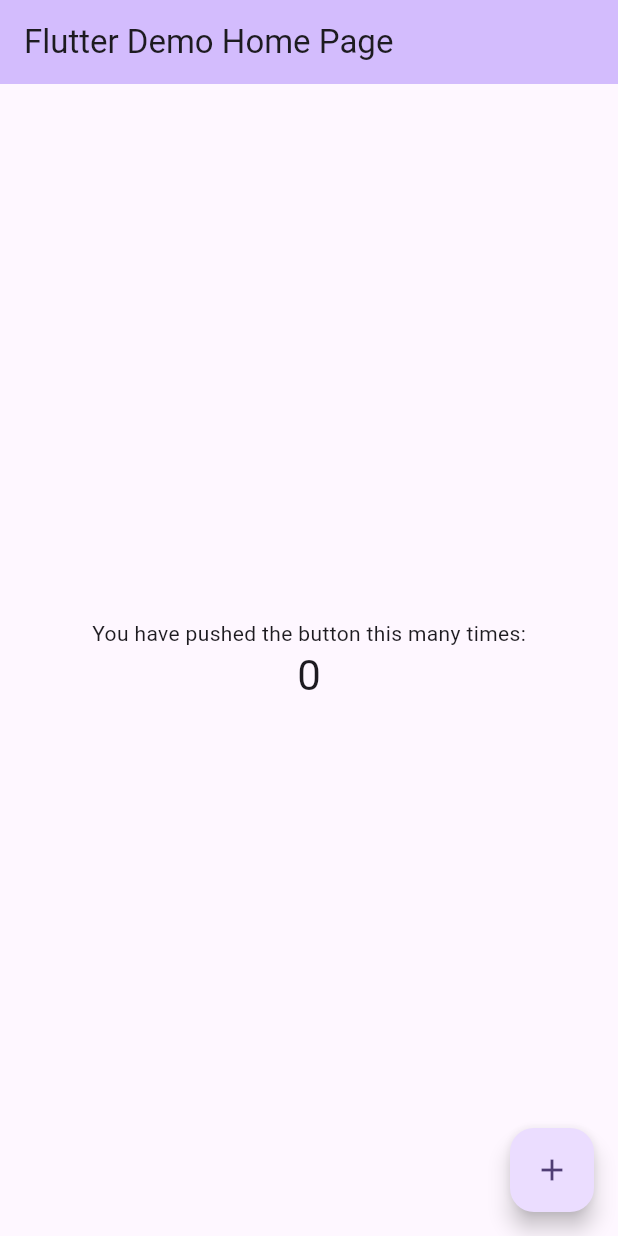
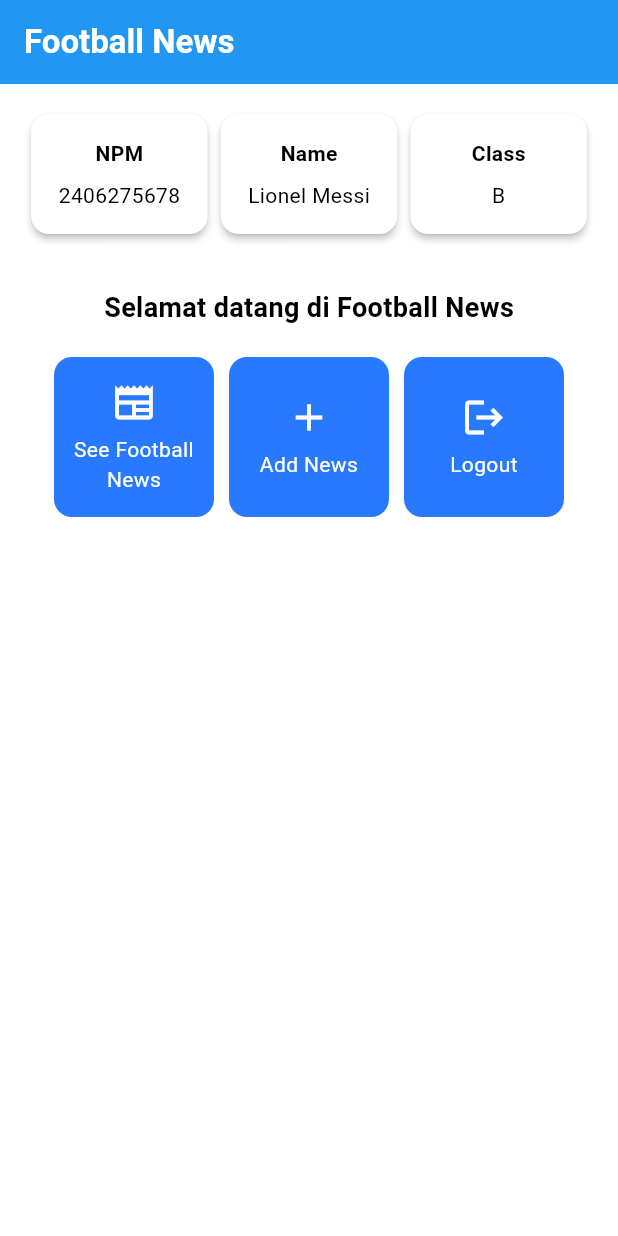
Before and after one commit to IkanBerkepalaLele/foootball-news-mobile, a Flutter app: the screen it shows after launch, on a phone screen of 412 x 824 dp. Run offline on Flutter 3.47's test engine with Material 3 defaults, Android fonts, the phone set to English and light mode, and no system bars.

Commit message:
Tutorial 6

```diff
--- a/lib/main.dart
+++ b/lib/main.dart
@@ -1,4 +1,5 @@
 import 'package:flutter/material.dart';
+import 'package:foootball_news/menu.dart';
 
 void main() {
   runApp(const MyApp());
@@ -27,96 +28,11 @@
         // restart instead.
         //
         // This works for code too, not just values: Most code changes can be
-        // tested with just a hot reload.
-        colorScheme: ColorScheme.fromSeed(seedColor: Colors.deepPurple),
+        // tested with just a hot reload.\
+        colorScheme: ColorScheme.fromSwatch(primarySwatch: Colors.blue)
+       .copyWith(secondary: Colors.blueAccent[400]),
       ),
-      home: const MyHomePage(title: 'Flutter Demo Home Page'),
+      home: MyHomePage(),
     );
   }
 }
-
-class MyHomePage extends StatefulWidget {
-  const MyHomePage({super.key, required this.title});
-
-  // This widget is the home page of your application. It is stateful, meaning
-  // that it has a State object (defined below) that contains fields that affect
-  // how it looks.
-
-  // This class is the configuration for the state. It holds the values (in this
-  // case the title) provided by the parent (in this case the App widget) and
-  // used by the build method of the State. Fields in a Widget subclass are
-  // always marked "final".
-
-  final String title;
-
-  @override
-  State<MyHomePage> createState() => _MyHomePageState();
-}
-
-class _MyHomePageState extends State<MyHomePage> {
-  int _counter = 0;
-
-  void _incrementCounter() {
-    setState(() {
-      // This call to setState tells the Flutter framework that something has
-      // changed in this State, which causes it to rerun the build method below
-      // so that the display can reflect the updated values. If we changed
-      // _counter without calling setState(), then the build method would not be
-      // called again, and so nothing would appear to happen.
-      _counter++;
-    });
-  }
-
-  @override
-  Widget build(BuildContext context) {
-    // This method is rerun every time setState is called, for instance as done
-    // by the _incrementCounter method above.
-    //
-    // The Flutter framework has been optimized to make rerunning build methods
-    // fast, so that you can just rebuild anything that needs updating rather
-    // than having to individually change instances of widgets.
-    return Scaffold(
-      appBar: AppBar(
-        // TRY THIS: Try changing the color here to a specific color (to
-        // Colors.amber, perhaps?) and trigger a hot reload to see the AppBar
-        // change color while the other colors stay the same.
-        backgroundColor: Theme.of(context).colorScheme.inversePrimary,
-        // Here we take the value from the MyHomePage object that was created by
-        // the App.build method, and use it to set our appbar title.
-        title: Text(widget.title),
-      ),
-      body: Center(
-        // Center is a layout widget. It takes a single child and positions it
-        // in the middle of the parent.
-        child: Column(
-          // Column is also a layout widget. It takes a list of children and
-          // arranges them vertically. By default, it sizes itself to fit its
-          // children horizontally, and tries to be as tall as its parent.
-          //
-          // Column has various properties to control how it sizes itself and
-          // how it positions its children. Here we use mainAxisAlignment to
-          // center the children vertically; the main axis here is the vertical
-          // axis because Columns are vertical (the cross axis would be
-          // horizontal).
-          //
-          // TRY THIS: Invoke "debug painting" (choose the "Toggle Debug Paint"
-          // action in the IDE, or press "p" in the console), to see the
-          // wireframe for each widget.
-          mainAxisAlignment: MainAxisAlignment.center,
-          children: <Widget>[
-            const Text('You have pushed the button this many times:'),
-            Text(
-              '$_counter',
-              style: Theme.of(context).textTheme.headlineMedium,
-            ),
-          ],
-        ),
-      ),
-      floatingActionButton: FloatingActionButton(
-        onPressed: _incrementCounter,
-        tooltip: 'Increment',
-        child: const Icon(Icons.add),
-      ), // This trailing comma makes auto-formatting nicer for build methods.
-    );
-  }
-}
--- /dev/null
+++ b/lib/menu.dart
@@ -0,0 +1,187 @@
+import 'package:flutter/material.dart';
+
+class MyHomePage extends StatelessWidget {
+    MyHomePage({super.key});
+
+    final String nama = "Lionel Messi"; //nama
+    final String npm = "2406275678" ;//npm
+    final String kelas = "B"; //kelas
+
+    final List<ItemHomepage> items = [
+    ItemHomepage("See Football News", Icons.newspaper),
+    ItemHomepage("Add News", Icons.add),
+    ItemHomepage("Logout", Icons.logout),
+  ];
+
+    @override
+    Widget build(BuildContext context) {
+            return Scaffold(
+      // AppBar adalah bagian atas halaman yang menampilkan judul.
+      appBar: AppBar(
+        // Judul aplikasi "Football News" dengan teks putih dan tebal.
+        title: const Text(
+          'Football News',
+          style: TextStyle(
+            color: Colors.white,
+            fontWeight: FontWeight.bold,
+          ),
+        ),
+        // Warna latar belakang AppBar diambil dari skema warna tema aplikasi.
+        backgroundColor: Theme.of(context).colorScheme.primary,
+      ),
+      // Body halaman dengan padding di sekelilingnya.
+      body: Padding(
+        padding: const EdgeInsets.all(16.0),
+        // Menyusun widget secara vertikal dalam sebuah kolom.
+        child: Column(
+          crossAxisAlignment: CrossAxisAlignment.center,
+          children: [
+            // Row untuk menampilkan 3 InfoCard secara horizontal.
+            Row(
+              mainAxisAlignment: MainAxisAlignment.spaceEvenly,
+              children: [
+                InfoCard(title: 'NPM', content: npm),
+                InfoCard(title: 'Name', content: nama),
+                InfoCard(title: 'Class', content: kelas),
+              ],
+            ),
+
+            // Memberikan jarak vertikal 16 unit.
+            const SizedBox(height: 16.0),
+
+            // Menempatkan widget berikutnya di tengah halaman.
+            Center(
+              child: Column(
+                // Menyusun teks dan grid item secara vertikal.
+
+                children: [
+                  // Menampilkan teks sambutan dengan gaya tebal dan ukuran 18.
+                  const Padding(
+                    padding: EdgeInsets.only(top: 16.0),
+                    child: Text(
+                      'Selamat datang di Football News',
+                      style: TextStyle(
+                        fontWeight: FontWeight.bold,
+                        fontSize: 18.0,
+                      ),
+                    ),
+                  ),
+
+                  // Grid untuk menampilkan ItemCard dalam bentuk grid 3 kolom.
+                  GridView.count(
+                    primary: true,
+                    padding: const EdgeInsets.all(20),
+                    crossAxisSpacing: 10,
+                    mainAxisSpacing: 10,
+                    crossAxisCount: 3,
+                    // Agar grid menyesuaikan tinggi kontennya.
+                    shrinkWrap: true,
+
+                    // Menampilkan ItemCard untuk setiap item dalam list items.
+                    children: items.map((ItemHomepage item) {
+                      return ItemCard(item);
+                    }).toList(),
+                  ),
+                ],
+              ),
+            ),
+          ],
+        ),
+      ),
+    );
+  }
+}
+
+class InfoCard extends StatelessWidget {
+  // Kartu informasi yang menampilkan title dan content.
+
+  final String title;  // Judul kartu.
+  final String content;  // Isi kartu.
+
+  const InfoCard({super.key, required this.title, required this.content});
+
+  @override
+  Widget build(BuildContext context) {
+    return Card(
+      // Membuat kotak kartu dengan bayangan dibawahnya.
+      elevation: 2.0,
+      child: Container(
+        // Mengatur ukuran dan jarak di dalam kartu.
+        width: MediaQuery.of(context).size.width / 3.5, // menyesuaikan dengan lebar device yang digunakan.
+        padding: const EdgeInsets.all(16.0),
+        // Menyusun title dan content secara vertikal.
+        child: Column(
+          children: [
+            Text(
+              title,
+              style: const TextStyle(fontWeight: FontWeight.bold),
+            ),
+            const SizedBox(height: 8.0),
+            Text(content),
+          ],
+        ),
+      ),
+    );
+  }
+}
+
+class ItemCard extends StatelessWidget {
+  // Menampilkan kartu dengan ikon dan nama.
+
+  final ItemHomepage item;
+
+  const ItemCard(this.item, {super.key});
+
+  @override
+  Widget build(BuildContext context) {
+    return Material(
+      // Menentukan warna latar belakang dari tema aplikasi.
+      color: Theme.of(context).colorScheme.secondary,
+      // Membuat sudut kartu melengkung.
+      borderRadius: BorderRadius.circular(12),
+
+      child: InkWell(
+        // Aksi ketika kartu ditekan.
+        onTap: () {
+          // Menampilkan pesan SnackBar saat kartu ditekan.
+          ScaffoldMessenger.of(context)
+            ..hideCurrentSnackBar()
+            ..showSnackBar(
+              SnackBar(content: Text("Kamu telah menekan tombol ${item.name}!"))
+            );
+        },
+        // Container untuk menyimpan Icon dan Text
+        child: Container(
+          padding: const EdgeInsets.all(8),
+          child: Center(
+            child: Column(
+              // Menyusun ikon dan teks di tengah kartu.
+              mainAxisAlignment: MainAxisAlignment.center,
+              children: [
+                Icon(
+                  item.icon,
+                  color: Colors.white,
+                  size: 30.0,
+                ),
+                const Padding(padding: EdgeInsets.all(3)),
+                Text(
+                  item.name,
+                  textAlign: TextAlign.center,
+                  style: const TextStyle(color: Colors.white),
+                ),
+              ],
+            ),
+          ),
+        ),
+      ),
+    );
+  }
+
+}
+
+class ItemHomepage {
+ final String name;
+ final IconData icon;
+
+ ItemHomepage(this.name, this.icon);
+}
```
